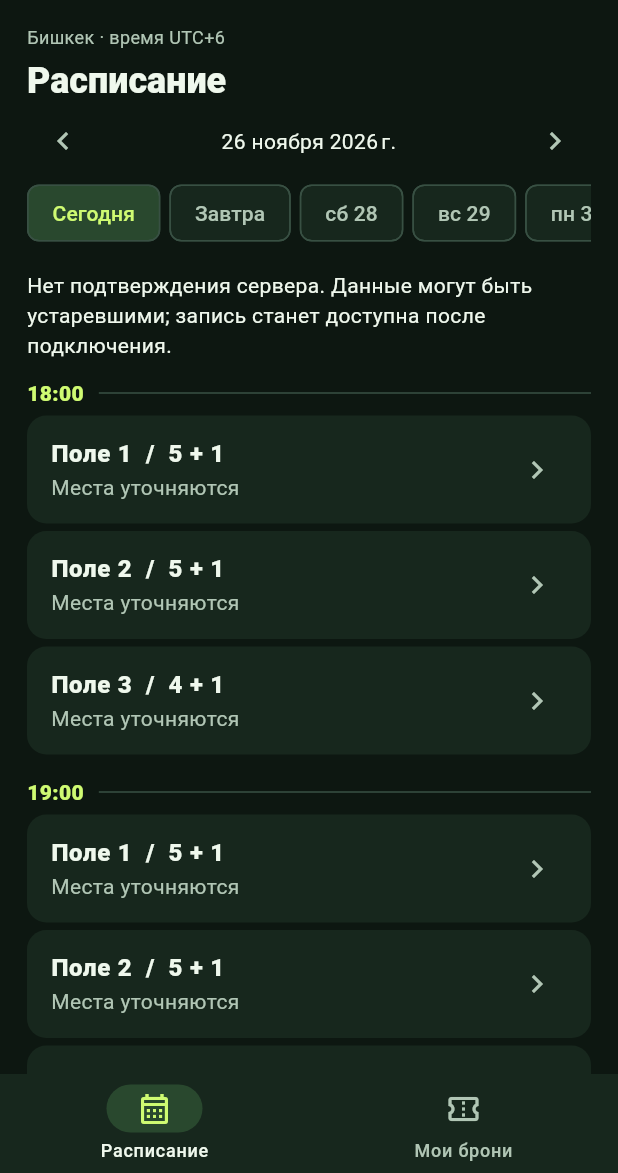
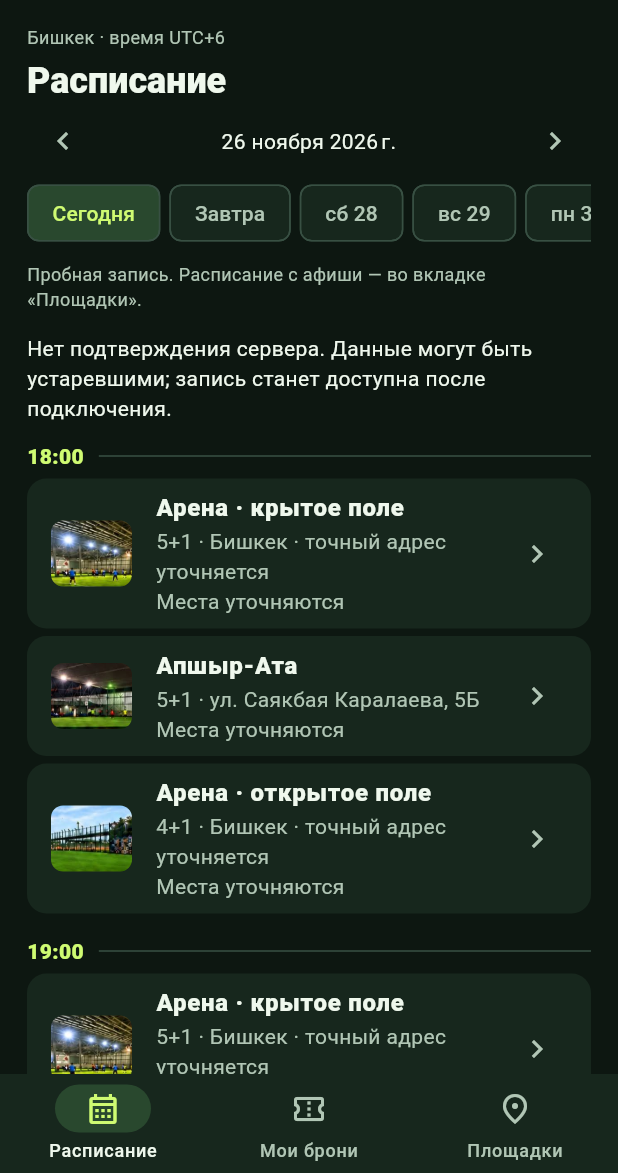
Before and after one commit to EmiriowQw/Football-Main, a Flutter app: the screen it shows after launch, on a phone screen of 412 x 824 dp, the part 63-1236 px from its top. Run offline on Flutter 3.47's test engine with Material 3 defaults, Android fonts, the phone set to English and light mode, and no system bars; our stand-ins replace cached_network_image, cloud_firestore, dartz, equatable, firebase_auth, firebase_core and 12 more; accounts and stored records are empty.

Commit message:
Show Football Day poster venues in the Night Arena

```diff
--- a/frontend/lib/core/l10n/app_localizations.dart
+++ b/frontend/lib/core/l10n/app_localizations.dart
@@ -911,8 +911,98 @@ abstract class AppLocalizations {
   /// No description provided for @fdPlaceholder.
   ///
   /// In en, this message translates to:
-  /// **'Pitch names and fees are placeholders. Confirm the venue and details with Football Day.'**
+  /// **'Demo bookings. See Venues for the poster schedule.'**
   String get fdPlaceholder;
+
+  /// No description provided for @fdVenues.
+  ///
+  /// In en, this message translates to:
+  /// **'Venues'**
+  String get fdVenues;
+
+  /// No description provided for @fdVenuePosterNote.
+  ///
+  /// In en, this message translates to:
+  /// **'Times and prices from the Football Day poster. Confirm current sessions and venue entrances with the organizer.'**
+  String get fdVenuePosterNote;
+
+  /// No description provided for @fdVenuePosterServices.
+  ///
+  /// In en, this message translates to:
+  /// **'The Football Day poster also lists a referee, team bibs, and match and player stats.'**
+  String get fdVenuePosterServices;
+
+  /// No description provided for @fdVenueKfu.
+  ///
+  /// In en, this message translates to:
+  /// **'KFU'**
+  String get fdVenueKfu;
+
+  /// No description provided for @fdVenueIndoor.
+  ///
+  /// In en, this message translates to:
+  /// **'Arena · indoor pitch'**
+  String get fdVenueIndoor;
+
+  /// No description provided for @fdVenueApshyr.
+  ///
+  /// In en, this message translates to:
+  /// **'Apshyr-Ata'**
+  String get fdVenueApshyr;
+
+  /// No description provided for @fdVenueOutdoor.
+  ///
+  /// In en, this message translates to:
+  /// **'Arena · outdoor pitch'**
+  String get fdVenueOutdoor;
+
+  /// No description provided for @fdVenueGoin.
+  ///
+  /// In en, this message translates to:
+  /// **'GOIN (FC Dordoi)'**
+  String get fdVenueGoin;
+
+  /// No description provided for @fdVenueNovotel.
+  ///
+  /// In en, this message translates to:
+  /// **'Novotel'**
+  String get fdVenueNovotel;
+
+  /// No description provided for @fdVenueKfuAddress.
+  ///
+  /// In en, this message translates to:
+  /// **'Landmark: KFU, 1B Mederov St.'**
+  String get fdVenueKfuAddress;
+
+  /// No description provided for @fdVenueApshyrAddress.
+  ///
+  /// In en, this message translates to:
+  /// **'5B Sayakbay Karalaev St.'**
+  String get fdVenueApshyrAddress;
+
+  /// No description provided for @fdVenueGoinAddress.
+  ///
+  /// In en, this message translates to:
+  /// **'Landmark: GOIN shopping center, Bishkek'**
+  String get fdVenueGoinAddress;
+
+  /// No description provided for @fdVenueNovotelAddress.
+  ///
+  /// In en, this message translates to:
+  /// **'Landmark: Novotel, 16 Manas Ave.'**
+  String get fdVenueNovotelAddress;
+
+  /// No description provided for @fdVenueUnknownAddress.
+  ///
+  /// In en, this message translates to:
+  /// **'Bishkek · exact address to be confirmed'**
+  String get fdVenueUnknownAddress;
+
+  /// No description provided for @fdVenuePrice.
+  ///
+  /// In en, this message translates to:
+  /// **'{amount} KGS'**
+  String fdVenuePrice(int amount);
 
   /// No description provided for @fdViewRoster.
   ///
--- a/frontend/lib/core/l10n/app_localizations_ru.dart
+++ b/frontend/lib/core/l10n/app_localizations_ru.dart
@@ -439,7 +439,56 @@ class AppLocalizationsRu extends AppLocalizations {
 
   @override
   String get fdPlaceholder =>
-      'Названия полей и тариф демонстрационные. Адрес и условия уточняйте у Football Day.';
+      'Пробная запись. Расписание с афиши — во вкладке «Площадки».';
+
+  @override
+  String get fdVenues => 'Площадки';
+
+  @override
+  String get fdVenuePosterNote =>
+      'Расписание и цены с афиши Football Day. Актуальность и вход на площадку уточняйте у организатора.';
+
+  @override
+  String get fdVenuePosterServices =>
+      'На афише Football Day также указаны судья, манишки и статистика игр и игроков.';
+
+  @override
+  String get fdVenueKfu => 'КФУ';
+
+  @override
+  String get fdVenueIndoor => 'Арена · крытое поле';
+
+  @override
+  String get fdVenueApshyr => 'Апшыр-Ата';
+
+  @override
+  String get fdVenueOutdoor => 'Арена · открытое поле';
+
+  @override
+  String get fdVenueGoin => 'ГОИН (ФК Дордой)';
+
+  @override
+  String get fdVenueNovotel => 'Новотель';
+
+  @override
+  String get fdVenueKfuAddress => 'Ориентир: КФС, ул. Медерова, 1Б';
+
+  @override
+  String get fdVenueApshyrAddress => 'ул. Саякбая Каралаева, 5Б';
+
+  @override
+  String get fdVenueGoinAddress => 'Ориентир: ТЦ «ГОИН», Бишкек';
+
+  @override
+  String get fdVenueNovotelAddress => 'Ориентир: Novotel, пр. Манаса, 16';
+
+  @override
+  String get fdVenueUnknownAddress => 'Бишкек · точный адрес уточняется';
+
+  @override
+  String fdVenuePrice(int amount) {
+    return '$amount сом';
+  }
 
   @override
   String get fdViewRoster => 'Посмотреть состав';
--- a/frontend/lib/core/l10n/app_ru.arb
+++ b/frontend/lib/core/l10n/app_ru.arb
@@ -135,7 +135,23 @@
   "fdSaved": "Бронь подтверждена",
   "fdCancelled": "Бронь отменена, места освобождены",
   "fdRules": "4 команды на каждом поле. Вратарь включён в формат. Вся группа играет в одной команде. Изменение и отмена — до начала игры. Оплаты в приложении нет.",
-  "fdPlaceholder": "Названия полей и тариф демонстрационные. Адрес и условия уточняйте у Football Day.",
+  "fdPlaceholder": "Пробная запись. Расписание с афиши — во вкладке «Площадки».",
+  "fdVenues": "Площадки",
+  "fdVenuePosterNote": "Расписание и цены с афиши Football Day. Актуальность и вход на площадку уточняйте у организатора.",
+  "fdVenuePosterServices": "На афише Football Day также указаны судья, манишки и статистика игр и игроков.",
+  "fdVenueKfu": "КФУ",
+  "fdVenueIndoor": "Арена · крытое поле",
+  "fdVenueApshyr": "Апшыр-Ата",
+  "fdVenueOutdoor": "Арена · открытое поле",
+  "fdVenueGoin": "ГОИН (ФК Дордой)",
+  "fdVenueNovotel": "Новотель",
+  "fdVenueKfuAddress": "Ориентир: КФС, ул. Медерова, 1Б",
+  "fdVenueApshyrAddress": "ул. Саякбая Каралаева, 5Б",
+  "fdVenueGoinAddress": "Ориентир: ТЦ «ГОИН», Бишкек",
+  "fdVenueNovotelAddress": "Ориентир: Novotel, пр. Манаса, 16",
+  "fdVenueUnknownAddress": "Бишкек · точный адрес уточняется",
+  "fdVenuePrice": "{amount} сом",
+  "@fdVenuePrice": {"placeholders": {"amount": {"type": "int"}}},
   "fdViewRoster": "Посмотреть состав",
   "fdPitch": "Поле {number}",
   "@fdPitch": {
--- a/frontend/lib/features/games/presentation/pages/football_day_page.dart
+++ b/frontend/lib/features/games/presentation/pages/football_day_page.dart
@@ -14,6 +14,8 @@ import 'package:basketvibe/features/games/presentation/cubit/football_cubit.dart
 import 'package:basketvibe/features/games/presentation/pages/football_booking_page.dart';
 import 'package:basketvibe/features/games/presentation/widgets/football_arena.dart';
 import 'package:basketvibe/features/games/presentation/widgets/football_labels.dart';
+import 'package:basketvibe/features/games/presentation/widgets/football_venue_photo.dart';
+import 'package:basketvibe/features/games/presentation/widgets/football_venues.dart';
 import 'package:basketvibe/features/profile/presentation/pages/settings_page.dart';
 
 class FootballDayPage extends StatelessWidget {
@@ -91,11 +93,17 @@ class _FootballDayViewState extends State<FootballDayView> {
                   icon: const Icon(Icons.confirmation_number_outlined),
                   label: l.fdMyBookings,
                 ),
+                NavigationDestination(
+                  icon: const Icon(Icons.place_outlined),
+                  label: l.fdVenues,
+                ),
               ],
             ),
             body: SafeArea(
               bottom: false,
-              child: BlocBuilder<FootballCubit, FootballState>(
+              child: _tab == 2
+                  ? const FootballVenues()
+                  : BlocBuilder<FootballCubit, FootballState>(
                       builder: (context, state) => _Schedule(
                         key: ValueKey(_tab),
                         state: state,
@@ -202,6 +210,14 @@ class _Schedule extends StatelessWidget {
           state: state,
           dateTitle: mineOnly ? l.fdMyBookings : l.fdSchedule,
         ),
+        if (!mineOnly)
+          Padding(
+            padding: const EdgeInsets.only(top: 8),
+            child: Text(
+              l.fdPlaceholder,
+              style: const TextStyle(color: FootballArena.muted, fontSize: 12),
+            ),
+          ),
         const SizedBox(height: 14),
         ArenaSwitch(
           child: Column(
@@ -277,16 +293,6 @@ class _Schedule extends StatelessWidget {
                       onTap: () => openGame(game),
                     ),
                   const SizedBox(height: 10),
-                ],
-                if (!mineOnly) ...[
-                  const SizedBox(height: 6),
-                  Text(
-                    l.fdPlaceholder,
-                    style: const TextStyle(
-                      color: FootballArena.muted,
-                      fontSize: 12,
-                    ),
-                  ),
                 ],
               ],
             ],
@@ -398,6 +404,7 @@ class _PitchRow extends StatelessWidget {
   Widget build(BuildContext context) {
     final l = AppLocalizations.of(context);
     final past = game.isPast(now);
+    final venue = FootballVenue.forPitch(game.pitch);
     final detail = booking != null
         ? '${teamLabel(l, booking!.team)} · ${l.fdTicketPlaces(booking!.places)}'
         : game.fromCache
@@ -417,12 +424,19 @@ class _PitchRow extends StatelessWidget {
             borderRadius: BorderRadius.circular(13),
           ),
           title: Text(
-            '${l.fdPitch(game.pitch.number)}  /  ${game.pitch.format}',
+            venue?.label(l) ?? l.fdPitch(game.pitch.number),
             style: const TextStyle(fontWeight: FontWeight.w800),
           ),
           subtitle: Column(
             crossAxisAlignment: CrossAxisAlignment.start,
             children: [
+              Text(
+                [
+                  venue?.format ?? game.pitch.format,
+                  if (venue != null) venue.location(l),
+                ].join(' · '),
+                style: const TextStyle(color: FootballArena.muted),
+              ),
               if (booking != null)
                 Text(
                   l.fdYourBooking,
@@ -438,6 +452,16 @@ class _PitchRow extends StatelessWidget {
               ),
             ],
           ),
+          leading: venue == null
+              ? null
+              : SizedBox(
+                  width: 54,
+                  height: 44,
+                  child: ClipRRect(
+                    borderRadius: BorderRadius.circular(8),
+                    child: FootballVenuePhoto(venue),
+                  ),
+                ),
           trailing: const Icon(Icons.chevron_right),
           onTap: onTap,
         ),
--- /dev/null
+++ b/frontend/lib/features/games/presentation/widgets/football_venue_photo.dart
@@ -0,0 +1,93 @@
+import 'dart:math' as math;
+
+import 'package:flutter/material.dart';
+
+import 'package:basketvibe/core/l10n/app_localizations.dart';
+import 'package:basketvibe/features/games/domain/entities/football_game.dart';
+
+enum FootballVenue {
+  kfu(Rect.fromLTWH(33, 935, 536, 190), '7+1', 1000, [
+    ([5], '20:00–22:00, 22:00–00:00', false),
+  ]),
+  arenaIndoor(Rect.fromLTWH(600, 934, 537, 151), '5+1', 300, [
+    ([6, 7], '18:00–20:00, 20:00–22:00, 22:00–00:00', false),
+    ([7], '23:00–01:00', true),
+  ]),
+  apshyr(Rect.fromLTWH(33, 1373, 536, 158), '5+1', 300, [
+    ([1, 2, 4, 5, 6], '22:00–00:00', false),
+  ]),
+  arenaOutdoor(Rect.fromLTWH(600, 1373, 537, 149), '4+1', 300, [
+    ([1, 2, 4, 5, 6], '20:00–22:00', false),
+  ]),
+  goin(Rect.fromLTWH(33, 1757, 536, 131), '4+1', 300, [
+    ([3, 4], '22:00–00:00', false),
+  ]),
+  novotel(Rect.fromLTWH(600, 1757, 537, 126), '4+1', 350, [
+    ([2], '20:00–22:00', false),
+  ]);
+
+  const FootballVenue(this.photo, this.format, this.fee, this.slots);
+  final Rect photo;
+  final String format;
+  final int fee;
+  final List<(List<int>, String, bool)> slots;
+
+  static FootballVenue? forPitch(PitchPreset pitch) => switch (pitch.id) {
+    'pitch1' => arenaIndoor,
+    'pitch2' => apshyr,
+    'pitch3' => arenaOutdoor,
+    _ => null,
+  };
+
+  String label(AppLocalizations l) => switch (this) {
+    kfu => l.fdVenueKfu,
+    arenaIndoor => l.fdVenueIndoor,
+    apshyr => l.fdVenueApshyr,
+    arenaOutdoor => l.fdVenueOutdoor,
+    goin => l.fdVenueGoin,
+    novotel => l.fdVenueNovotel,
+  };
+
+  String location(AppLocalizations l) => switch (this) {
+    kfu => l.fdVenueKfuAddress,
+    apshyr => l.fdVenueApshyrAddress,
+    goin => l.fdVenueGoinAddress,
+    novotel => l.fdVenueNovotelAddress,
+    _ => l.fdVenueUnknownAddress,
+  };
+}
+
+class FootballVenuePhoto extends StatelessWidget {
+  const FootballVenuePhoto(this.venue, {super.key});
+  final FootballVenue venue;
+
+  @override
+  Widget build(BuildContext context) => ClipRect(
+    child: LayoutBuilder(
+      builder: (context, size) {
+        final crop = venue.photo;
+        final scale = math.max(
+          size.maxWidth / crop.width,
+          size.maxHeight / crop.height,
+        );
+        return Stack(
+          children: [
+            Positioned(
+              left:
+                  (size.maxWidth - crop.width * scale) / 2 - crop.left * scale,
+              top:
+                  (size.maxHeight - crop.height * scale) / 2 - crop.top * scale,
+              width: 1170 * scale,
+              height: 2532 * scale,
+              child: Image.asset(
+                'assets/venues/football_day_poster.png',
+                fit: BoxFit.fill,
+                excludeFromSemantics: true,
+              ),
+            ),
+          ],
+        );
+      },
+    ),
+  );
+}
--- a/frontend/pubspec.yaml
+++ b/frontend/pubspec.yaml
@@ -76,6 +76,7 @@ flutter:
     - .env
     - assets/logo/
     - assets/icons/
+    - assets/venues/
 
 flutter_launcher_icons:
   android: true
```
Also changed, not shown: frontend/lib/core/l10n/app_en.arb (+17 -1 lines), frontend/lib/core/l10n/app_localizations_en.dart (+50 -1 lines), frontend/lib/features/games/presentation/pages/football_booking_page.dart (+7 -0 lines), frontend/lib/features/games/presentation/widgets/football_arena.dart (+24 -4 lines), frontend/lib/features/games/presentation/widgets/football_venues.dart (added, +81 -0 lines), frontend/assets/venues/football_day_poster.png (added), 3 other files. Lines whose indentation alone changed are shown as unchanged.
